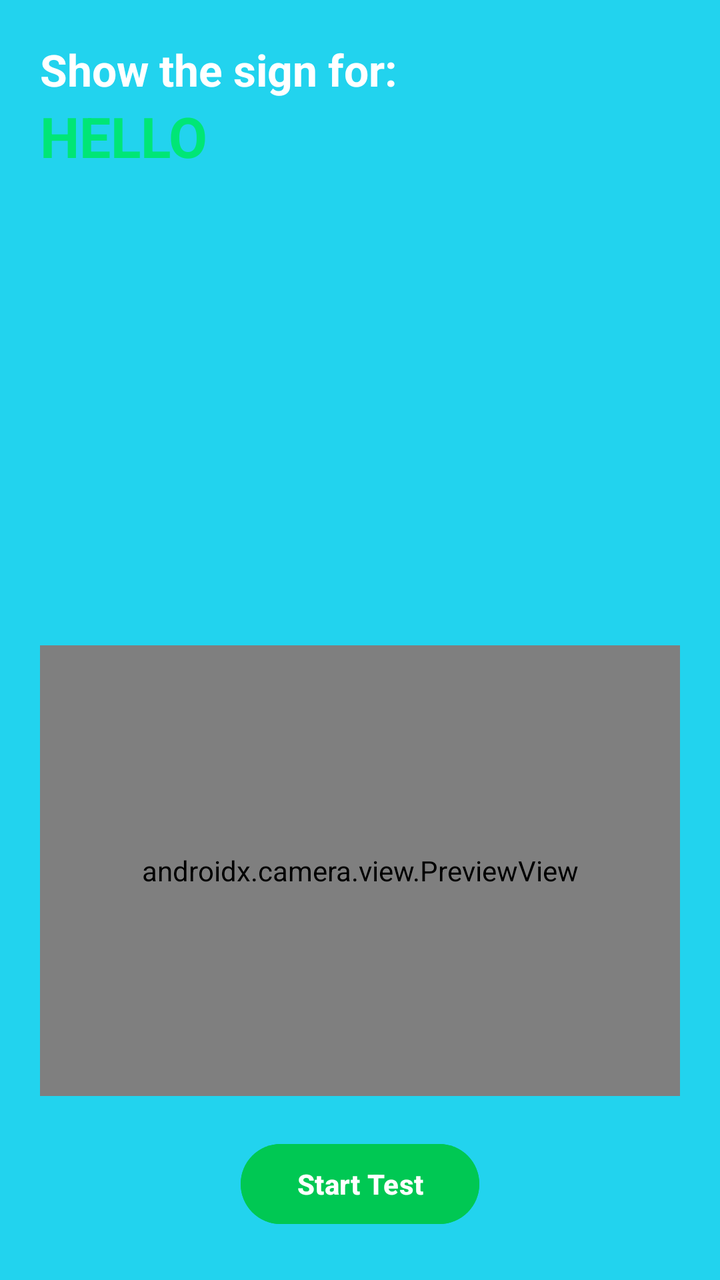
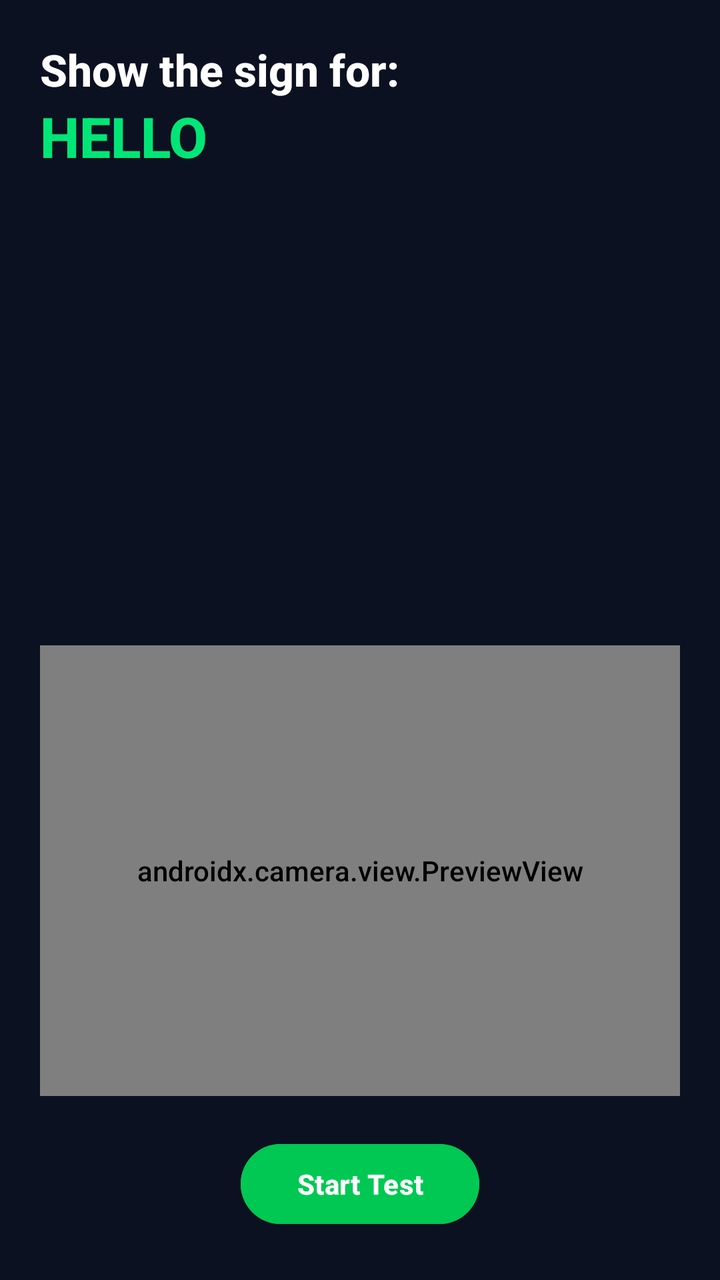

Before-and-after screenshots of an Android layout around one commit, followed by the original layout XML and the change that was made.
<!-- AndroidManifest.xml: application theme Theme.SignSpeak -->
<!-- res/layout/activity_basic_gesture_test.xml -->
<?xml version="1.0" encoding="utf-8"?>
<androidx.constraintlayout.widget.ConstraintLayout
    xmlns:android="http://schemas.android.com/apk/res/android"
    xmlns:app="http://schemas.android.com/apk/res-auto"
    android:layout_width="match_parent"
    android:layout_height="match_parent"
    android:id="@+id/main"
    android:background="@color/colorPrimary">

    
    <TextView
        android:id="@+id/tvGestureTitle"
        android:layout_width="wrap_content"
        android:layout_height="wrap_content"
        android:text="Show the sign for:"
        android:textColor="#FFFFFF"
        android:textSize="22sp"
        android:textStyle="bold"
        app:layout_constraintTop_toTopOf="parent"
        app:layout_constraintStart_toStartOf="parent"
        android:layout_margin="20dp"/>

    
    <TextView
        android:id="@+id/tvGestureName"
        android:layout_width="wrap_content"
        android:layout_height="wrap_content"
        android:text="HELLO"
        android:textColor="#00E676"
        android:textSize="28sp"
        android:textStyle="bold"
        app:layout_constraintTop_toBottomOf="@id/tvGestureTitle"
        app:layout_constraintStart_toStartOf="parent"
        android:layout_marginStart="20dp"/>

    
    <ImageView
        android:id="@+id/imgGesturePreview"
        android:layout_width="200dp"
        android:layout_height="200dp"
        android:layout_marginTop="16dp"
        app:layout_constraintTop_toBottomOf="@id/tvGestureName"
        app:layout_constraintStart_toStartOf="parent"
        app:layout_constraintEnd_toEndOf="parent"
        android:scaleType="centerInside"/>

    
    <androidx.camera.view.PreviewView
        android:id="@+id/cameraPreview"
        android:layout_width="0dp"
        android:layout_height="0dp"
        android:layout_margin="20dp"
        app:layout_constraintTop_toBottomOf="@id/imgGesturePreview"
        app:layout_constraintBottom_toTopOf="@id/btnStartTest"
        app:layout_constraintStart_toStartOf="parent"
        app:layout_constraintEnd_toEndOf="parent" />

    
    <com.google.android.material.button.MaterialButton
        android:id="@+id/btnStartTest"
        android:layout_width="wrap_content"
        android:layout_height="wrap_content"
        android:text="Start Test"
        android:textStyle="bold"
        android:textColor="@color/white"
        android:backgroundTint="#00C853"
        app:cornerRadius="50dp"
        android:paddingLeft="28dp"
        android:paddingRight="28dp"
        app:layout_constraintBottom_toBottomOf="parent"
        app:layout_constraintStart_toStartOf="parent"
        app:layout_constraintEnd_toEndOf="parent"
        android:layout_margin="24dp"/>

</androidx.constraintlayout.widget.ConstraintLayout>
<!-- resources referenced by this layout -->
<resources>
  <color name="colorPrimary">#22D3EE</color>
  <color name="white">#FFFFFFFF</color>
  <style name="Theme.SignSpeak" parent="Base.Theme.SignSpeak" />
  <style name="Base.Theme.SignSpeak" parent="Theme.Material3.DayNight.NoActionBar">
          
          
      </style>
</resources>

<!-- the commit's change to res/layout/activity_basic_gesture_test.xml (unified diff, before → after) -->
@@ -5,7 +5,7 @@
     android:layout_width="match_parent"
     android:layout_height="match_parent"
     android:id="@+id/main"
-    android:background="@color/colorPrimary">
+    android:background="@color/colorBackground">
 
     
     <TextView
<!-- resource entries referenced after the edit -->
@@ -1,11 +1,31 @@
 <!-- resources referenced by this layout -->
 <resources>
-  <color name="colorPrimary">#22D3EE</color>
+  <color name="colorBackground">#0B1120</color>
+  <color name="colorPrimary">#6366F1</color>
+  <color name="colorOnPrimary">#0B1120</color>
+  <color name="colorPrimaryContainer">#3730A3</color>
+  <color name="colorSecondary">#3B82F6</color>
+  <color name="colorOnSurface">#F8FAFC</color>
+  <color name="colorSurfaceVariant">#1E293B</color>
+  <color name="colorOnSurfaceVariant">#818CF8</color>
+  <color name="colorOutline">#475569</color>
   <color name="white">#FFFFFFFF</color>
   <style name="Theme.SignSpeak" parent="Base.Theme.SignSpeak" />
   <style name="Base.Theme.SignSpeak" parent="Theme.Material3.DayNight.NoActionBar">
-          
-          
+          <item name="colorPrimary">@color/colorPrimary</item>
+          <item name="colorOnPrimary">@color/colorOnPrimary</item>
+          <item name="colorPrimaryContainer">@color/colorPrimaryContainer</item>
+          <item name="colorSecondary">@color/colorSecondary</item>
+          <item name="colorSurface">@color/colorBackground</item>
+          <item name="colorOnSurface">@color/colorOnSurface</item>
+          <item name="colorSurfaceVariant">@color/colorSurfaceVariant</item>
+          <item name="colorOnSurfaceVariant">@color/colorOnSurfaceVariant</item>
+          <item name="colorOutline">@color/colorOutline</item>
+          <item name="android:colorBackground">@color/colorBackground</item>
+          <item name="android:statusBarColor">@color/colorBackground</item>
+          <item name="android:navigationBarColor">@color/colorBackground</item>
+          <item name="android:windowLightStatusBar">false</item>
+          <item name="android:fontFamily">sans-serif-medium</item>
       </style>
 </resources>
 
